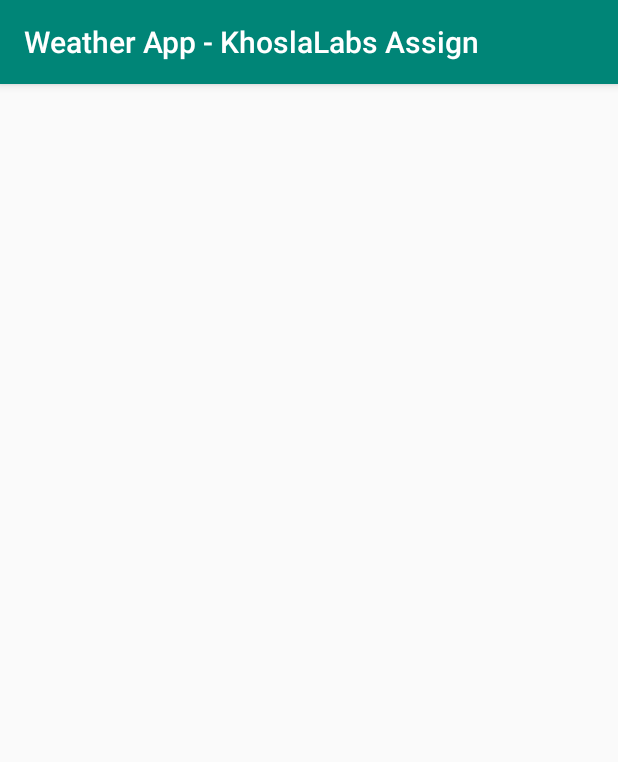
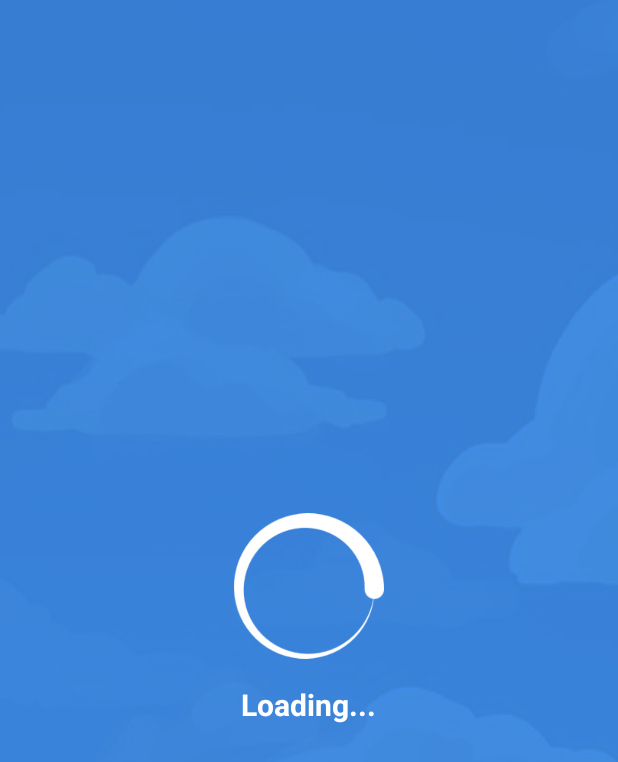
Before and after one commit to RajatPalankar8/WeatherApp-khoslalabs, an Android app: the SplashScreen screen opened directly, with no data from a screen before it, on a phone screen of 412 x 824 dp. Shown: the top 762 px of the screen. Run offline under Robolectric (Android 15) with nearby library versions, the phone set to English and light mode, and no system bars.

Commit message:
SplashScreen Loading Animation

```diff
--- a/app/src/main/AndroidManifest.xml
+++ b/app/src/main/AndroidManifest.xml
@@ -9,18 +9,20 @@
         android:roundIcon="@mipmap/ic_launcher_round"
         android:supportsRtl="true"
         android:theme="@style/AppTheme">
-        <activity android:name=".SplashScreen">
+        <activity android:name=".SplashScreen"
+            android:theme="@style/Theme.AppCompat.NoActionBar">
             <intent-filter>
                 <action android:name="android.intent.action.MAIN" />
+                <action android:name="android.intent.action.VIEW"/>
 
                 <category android:name="android.intent.category.LAUNCHER" />
             </intent-filter>
         </activity>
         <activity android:name=".MainActivity">
             <intent-filter>
-                <action android:name="android.intent.action.MAIN" />
+                <action android:name="MAINACTIVITY" />
 
-                <category android:name="android.intent.category.LAUNCHER" />
+                <category android:name="android.intent.category.DEFAULT" />
             </intent-filter>
         </activity>
     </application>
--- a/app/src/main/java/com/ui/weatherapp_khoslalabsassign/SplashScreen.java
+++ b/app/src/main/java/com/ui/weatherapp_khoslalabsassign/SplashScreen.java
@@ -2,13 +2,45 @@ package com.ui.weatherapp_khoslalabsassign;
 
 import androidx.appcompat.app.AppCompatActivity;
 
+import android.content.Intent;
 import android.os.Bundle;
+import android.os.Handler;
+import android.view.animation.Animation;
+import android.view.animation.LinearInterpolator;
+import android.view.animation.RotateAnimation;
+import android.widget.ImageView;
 
 public class SplashScreen extends AppCompatActivity {
+    ImageView loading;
+    RotateAnimation rotate;
+
+    Handler handler;
 
     @Override
     protected void onCreate(Bundle savedInstanceState) {
         super.onCreate(savedInstanceState);
         setContentView(R.layout.activity_splash_screen);
+        loading=(ImageView)findViewById(R.id.loading);
+        handler = new Handler();
+
+        rotate = new RotateAnimation(0, 360, Animation.RELATIVE_TO_SELF, 0.5f, Animation.RELATIVE_TO_SELF, 0.5f);
+        rotate.setDuration(3000);
+        rotate.setInterpolator(new LinearInterpolator());
+
+        loading.startAnimation(rotate);
+
+        handler.postDelayed(new Runnable() {
+            @Override
+            public void run() {
+
+                Intent i = new Intent(SplashScreen.this, MainActivity.class);
+
+                startActivity(i);
+
+                // close this activity
+
+                finish();
+            }
+        },3000);
     }
 }
--- a/app/src/main/res/layout/activity_splash_screen.xml
+++ b/app/src/main/res/layout/activity_splash_screen.xml
@@ -1,9 +1,32 @@
 <?xml version="1.0" encoding="utf-8"?>
-<androidx.constraintlayout.widget.ConstraintLayout xmlns:android="http://schemas.android.com/apk/res/android"
+<LinearLayout xmlns:android="http://schemas.android.com/apk/res/android"
     xmlns:app="http://schemas.android.com/apk/res-auto"
     xmlns:tools="http://schemas.android.com/tools"
     android:layout_width="match_parent"
     android:layout_height="match_parent"
-    tools:context=".SplashScreen">
+    tools:context=".SplashScreen"
+    android:orientation="vertical"
+    android:gravity="center"
+    android:background="@drawable/background">
 
-</androidx.constraintlayout.widget.ConstraintLayout>
+    <ImageView
+        android:id="@+id/loading"
+        android:layout_width="100dp"
+        android:layout_height="100dp"
+        app:srcCompat="@drawable/loader"
+        android:layout_gravity="center"
+        tools:layout_editor_absoluteX="117dp"
+        tools:layout_editor_absoluteY="227dp" />
+
+    <TextView
+        android:layout_gravity="center"
+        android:gravity="center"
+        android:id="@+id/textView2"
+        android:layout_marginTop="15dp"
+        android:textSize="20sp"
+        android:textStyle="bold"
+        android:textColor="#FFF"
+        android:layout_width="wrap_content"
+        android:layout_height="wrap_content"
+        android:text="Loading..." />
+</LinearLayout>
```
Also changed, not shown: app/src/main/res/drawable/loader.png (renamed from app/src/main/res/drawable/Loader.png), app/src/main/res/drawable/retry_btn.png (renamed from app/src/main/res/drawable/retry-btn.png).
